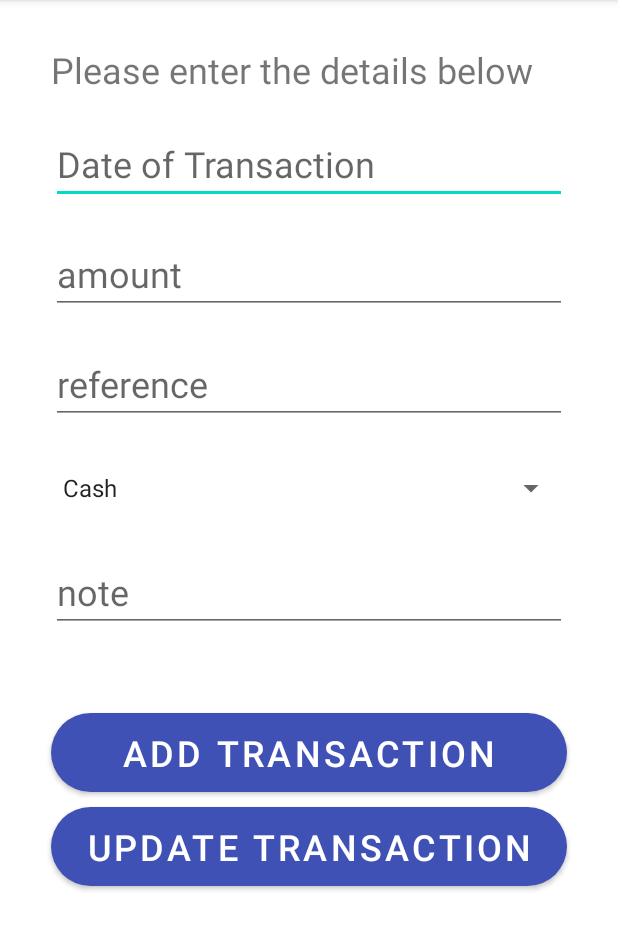
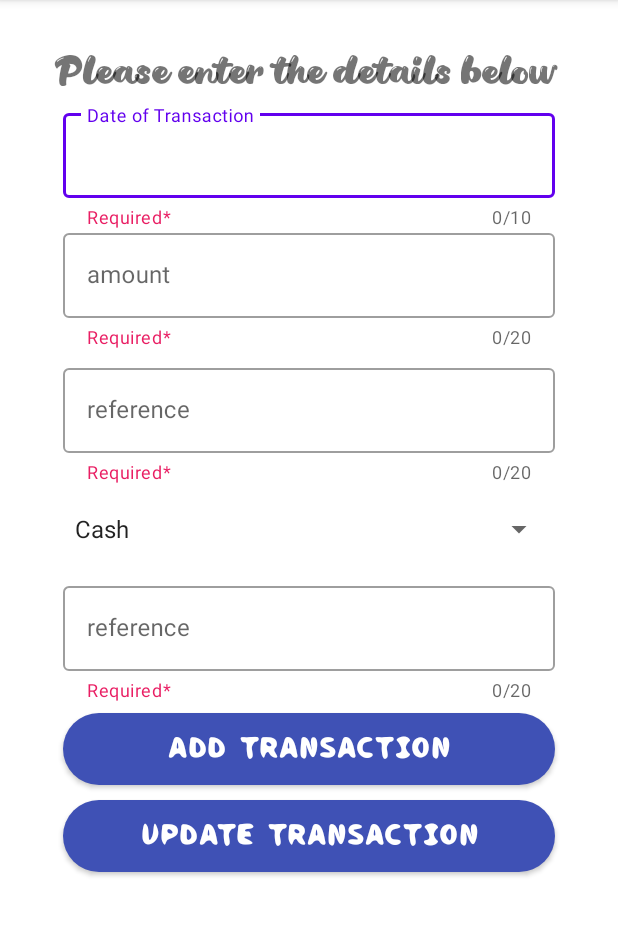
Before and after one commit to NR213/Nummus, an Android app: the MainActivity screen opened directly, with no data from a screen before it, on a phone screen of 412 x 824 dp, the part 84-1034 px from its top. Run offline under Robolectric (Android 15) with nearby library versions, the phone set to English and light mode, and no system bars.

Commit message:
updated button and text with custom fonts

```diff
--- a/app/src/main/java/com/example/nummus/DeleteActivity.java
+++ b/app/src/main/java/com/example/nummus/DeleteActivity.java
@@ -26,9 +26,9 @@ public class DeleteActivity extends AppCompatActivity {
                 String dotTXT = doT.getText().toString();
                 Boolean checkudeletedata = DB.deletedata(dotTXT);
                 if(checkudeletedata==true)
-                    Toast.makeText(DeleteActivity.this, "Entry Deleted", Toast.LENGTH_SHORT).show();
+                    Toast.makeText(DeleteActivity.this, "Transaction Deleted", Toast.LENGTH_SHORT).show();
                 else
-                    Toast.makeText(DeleteActivity.this, "Entry Doesn't Exist", Toast.LENGTH_SHORT).show();
+                    Toast.makeText(DeleteActivity.this, "Transaction Doesn't Exist", Toast.LENGTH_SHORT).show();
             }        });
     }
 }
--- a/app/src/main/java/com/example/nummus/ViewActivity.java
+++ b/app/src/main/java/com/example/nummus/ViewActivity.java
@@ -27,7 +27,7 @@ public class ViewActivity extends AppCompatActivity {
                 String doTTxt = doT.getText().toString();
                 Cursor res = DB.getdata(doTTxt);
                 if(res.getCount()==0){
-                    Toast.makeText(ViewActivity.this, "No Entry Exists", Toast.LENGTH_SHORT).show();
+                    Toast.makeText(ViewActivity.this, "No Transaction Exists", Toast.LENGTH_SHORT).show();
                     return;
                 }
                 StringBuffer buffer = new StringBuffer();
--- a/app/src/main/res/layout/activity_main.xml
+++ b/app/src/main/res/layout/activity_main.xml
@@ -6,88 +6,146 @@
     android:layout_height="match_parent"
     android:padding="10dp"
     tools:context=".MainActivity">
+
     <TextView
         android:id="@+id/texttitle"
         android:layout_width="match_parent"
         android:layout_height="wrap_content"
+        android:layout_marginStart="20dp"
+        android:layout_marginTop="20dp"
+        android:layout_marginEnd="24dp"
+        android:textAlignment="center"
+        android:fontFamily="@font/pirate_of_the_seaside_bubbles"
+
         android:text="Please enter the details below"
-        android:layout_marginStart="24dp"
-        android:layout_marginEnd="24dp"
-
-        android:textSize="24dp"
-        android:layout_marginTop="20dp"/>
-    <EditText
-        android:id="@+id/doT"
+        android:textSize="30dp" />
+    <com.google.android.material.textfield.TextInputLayout
+        android:id="@+id/textinput"
+        style="@style/Widget.MaterialComponents.TextInputLayout.OutlinedBox"
         android:layout_width="match_parent"
         android:layout_height="wrap_content"
+        android:layout_marginStart="32dp"
+        android:layout_marginTop="60dp"
+        android:layout_marginEnd="32dp"
+        android:layout_marginBottom="32dp"
         android:hint="Date of Transaction"
-        android:layout_marginStart="24dp"
-        android:layout_marginEnd="24dp"
-        android:textSize="24dp"
-        android:layout_below="@+id/texttitle"
-        android:layout_marginTop="20dp"
-        android:inputType="number"/>
+        app:helperText="Required*"
+        app:counterEnabled="true"
+        app:counterMaxLength="10"
+        app:helperTextTextColor="#E91E63">
 
-    <EditText
-        android:id="@+id/amount"
+
+        <com.google.android.material.textfield.TextInputEditText
+            android:id="@+id/doT"
+            android:layout_width="match_parent"
+            android:layout_height="wrap_content"
+
+            />
+
+
+    </com.google.android.material.textfield.TextInputLayout>
+
+    <com.google.android.material.textfield.TextInputLayout
+        android:id="@+id/textinputamount"
+        style="@style/Widget.MaterialComponents.TextInputLayout.OutlinedBox"
         android:layout_width="match_parent"
         android:layout_height="wrap_content"
+        android:layout_marginStart="32dp"
+        android:layout_marginTop="140dp"
+        android:layout_marginEnd="32dp"
+        android:layout_marginBottom="32dp"
         android:hint="amount"
-        android:textSize="24dp"
-        android:layout_below="@+id/doT"
-        android:layout_marginStart="24dp"
-        android:layout_marginEnd="24dp"
-        android:layout_marginTop="20dp"
-        android:inputType="number"/>
-    <EditText
-        android:id="@+id/reference"
+        app:helperText="Required*"
+        app:counterEnabled="true"
+        app:counterMaxLength="20"
+        app:helperTextTextColor="#E91E63">
+
+
+        <com.google.android.material.textfield.TextInputEditText
+            android:id="@+id/amount"
+            android:layout_width="match_parent"
+            android:layout_height="wrap_content"
+
+            />
+
+
+    </com.google.android.material.textfield.TextInputLayout>
+
+    <com.google.android.material.textfield.TextInputLayout
+        android:id="@+id/textinputreference"
+        style="@style/Widget.MaterialComponents.TextInputLayout.OutlinedBox"
         android:layout_width="match_parent"
         android:layout_height="wrap_content"
+        android:layout_marginStart="32dp"
+        android:layout_marginTop="230dp"
+        android:layout_marginEnd="32dp"
+        android:layout_marginBottom="32dp"
         android:hint="reference"
-        android:textSize="24dp"
-        android:layout_below="@+id/amount"
-        android:layout_marginStart="24dp"
-        android:layout_marginEnd="24dp"
-        android:layout_marginTop="20dp"
-        android:inputType="textPersonName"/>
+        app:helperText="Required*"
+        app:counterEnabled="true"
+        app:counterMaxLength="20"
+        app:helperTextTextColor="#E91E63">
+
+
+        <com.google.android.material.textfield.TextInputEditText
+            android:id="@+id/reference"
+            android:layout_width="match_parent"
+            android:layout_height="wrap_content"
+
+            />
+
+    </com.google.android.material.textfield.TextInputLayout>
+
 
     <Spinner
         android:id="@+id/paymentMethod"
         android:layout_width="match_parent"
         android:layout_height="45dp"
-        android:layout_below="@+id/reference"
+        android:layout_marginStart="32dp"
+        android:layout_marginEnd="32dp"
+        android:layout_marginTop="320dp"
         android:hint="paymentMethod"
         android:inputType="textPersonName"
         android:spinnerMode="dropdown"
-        android:layout_marginStart="24dp"
-        android:layout_marginEnd="24dp"
-        android:layout_marginTop="20dp"
         android:textSize="96sp" />
 
-    <EditText
-        android:id="@+id/note"
+    <com.google.android.material.textfield.TextInputLayout
+        android:id="@+id/textinputnote"
+        style="@style/Widget.MaterialComponents.TextInputLayout.OutlinedBox"
         android:layout_width="match_parent"
         android:layout_height="wrap_content"
-        android:layout_below="@+id/paymentMethod"
-        android:layout_marginStart="24dp"
-        android:layout_marginTop="20dp"
-        android:layout_marginEnd="24dp"
-        android:layout_marginBottom="24dp"
-        android:hint="note"
-        android:inputType="textPersonName"
-        android:textSize="24dp" />
+        android:layout_marginStart="32dp"
+        android:layout_marginTop="375dp"
+        android:layout_marginEnd="32dp"
+        android:layout_marginBottom="32dp"
+        android:hint="reference"
+        app:helperText="Required*"
+        app:counterEnabled="true"
+        app:counterMaxLength="20"
+        app:helperTextTextColor="#E91E63">
+
+
+        <com.google.android.material.textfield.TextInputEditText
+            android:id="@+id/note"
+            android:layout_width="match_parent"
+            android:layout_height="wrap_content"
+
+            />
+
+    </com.google.android.material.textfield.TextInputLayout>
+
 
     <Button
         android:id="@+id/btnInsert"
         android:layout_width="match_parent"
         android:layout_height="wrap_content"
-        android:layout_below="@id/note"
-        android:layout_marginTop="30dp"
+        android:layout_marginStart="32dp"
+        android:layout_marginTop="465dp"
+        android:layout_marginEnd="32dp"
         android:background="@drawable/custom_button"
         android:text="Add Transaction"
-        android:layout_marginStart="24dp"
-        android:layout_marginEnd="24dp"
-        android:textSize="24dp"
+        android:textSize="20dp"
+        android:fontFamily="@font/paradiso"
         app:backgroundTint="#3F51B5" />
 
     <Button
@@ -96,11 +154,12 @@
         android:layout_height="wrap_content"
         android:layout_below="@id/btnInsert"
         android:layout_marginTop="10dp"
-        android:layout_marginStart="24dp"
-        android:layout_marginEnd="24dp"
+        android:layout_marginStart="32dp"
+        android:layout_marginEnd="32dp"
         android:background="@drawable/custom_button"
         android:text="Update Transaction"
-        android:textSize="24dp"
+        android:fontFamily="@font/paradiso"
+        android:textSize="20dp"
         app:backgroundTint="#3F51B5" />
 
 
```
Also changed, not shown: app/src/main/java/com/example/nummus/MainActivity.java (+4 -4 lines), app/src/main/res/layout/activity_delete.xml (+6 -4 lines), app/src/main/res/layout/activity_front_page.xml (+28 -9 lines), app/src/main/res/layout/activity_view.xml (+6 -3 lines), app/src/main/res/font/paradiso.ttf (added), app/src/main/res/font/pirate_of_the_seaside.ttf (added), app/src/main/res/font/pirate_of_the_seaside_bubbles.ttf (added), app/src/main/res/font/spidertoondemoregular.ttf (added).
